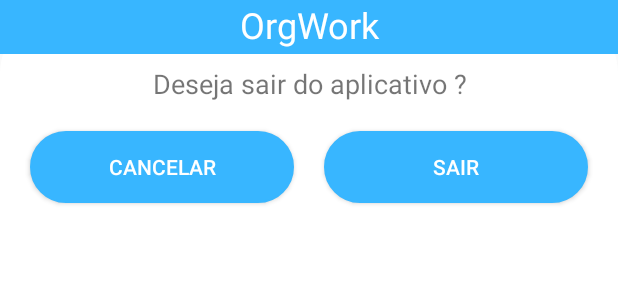
After one commit to cobuci/orgwork, an Android app: the layout alert_exit.xml on its own in the app's theme, with its tools: preview values and no code run, on a phone screen of 412 x 824 dp. The commit adds this screen. Shown: the top 300 px of the screen. Run offline under Robolectric (Android 15) with nearby library versions, the phone set to English and light mode, and no system bars.

Commit message:
Bug Correction

```diff
--- a/app/src/main/AndroidManifest.xml
+++ b/app/src/main/AndroidManifest.xml
@@ -7,6 +7,7 @@
 
     <application
         android:allowBackup="true"
+        android:windowSoftInputMode="stateVisible|adjustResize"
         android:fullBackupContent="true"
         android:icon="@mipmap/ic_launcher"
         android:label="@string/app_name"
--- a/app/src/main/java/Activity/Fragment/ProfileFragment.java
+++ b/app/src/main/java/Activity/Fragment/ProfileFragment.java
@@ -17,9 +17,11 @@ import com.orgwork.renewed.R;
 
 import Activity.SplashActivity;
 import Class.Conexao;
+import Class.Usuario;
 
 public class ProfileFragment extends Fragment {
 
+    private Usuario usuario;
     private FirebaseAuth auth;
     private FirebaseUser user;
     TextView email,name;
--- a/app/src/main/java/Activity/SplashActivity.java
+++ b/app/src/main/java/Activity/SplashActivity.java
@@ -30,7 +30,7 @@ public class SplashActivity extends AppCompatActivity {
         setContentView(R.layout.activity_splash);
 
         // Tempo do splash
-        int SPLASH_TIME_OUT = 2500;
+        int SPLASH_TIME_OUT = 1600;
 
         new Handler().postDelayed(new Runnable() {
             /*
--- /dev/null
+++ b/app/src/main/res/drawable-v24/button_alert.xml
@@ -0,0 +1,15 @@
+<shape xmlns:android="http://schemas.android.com/apk/res/android">
+    <solid
+        android:color="@color/colorPrimary"/>
+    <corners
+        android:radius="30dp" />
+    <padding
+        android:left="10dp"
+        android:top="10dp"
+        android:right="10dp"
+        android:bottom="10dp" />
+    <stroke
+        android:color="@color/colorPrimary"
+        android:width="1dp"
+        />
+</shape>
--- /dev/null
+++ b/app/src/main/res/drawable/background_alert.xml
@@ -0,0 +1,7 @@
+<shape xmlns:android="http://schemas.android.com/apk/res/android">
+    <solid
+        android:color="#fff"/>
+    <corners
+        android:radius="50dp" />
+
+</shape>
--- a/app/src/main/res/layout/activity_main.xml
+++ b/app/src/main/res/layout/activity_main.xml
@@ -1,5 +1,9 @@
 <?xml version="1.0" encoding="utf-8"?>
-<androidx.coordinatorlayout.widget.CoordinatorLayout xmlns:android="http://schemas.android.com/apk/res/android"
+
+
+<androidx.coordinatorlayout.widget.CoordinatorLayout
+
+    xmlns:android="http://schemas.android.com/apk/res/android"
     xmlns:app="http://schemas.android.com/apk/res-auto"
     xmlns:tools="http://schemas.android.com/tools"
     android:layout_width="match_parent"
--- /dev/null
+++ b/app/src/main/res/layout/alert_exit.xml
@@ -0,0 +1,60 @@
+<?xml version="1.0" encoding="utf-8"?>
+<RelativeLayout xmlns:android="http://schemas.android.com/apk/res/android"
+    xmlns:tools="http://schemas.android.com/tools"
+    android:layout_width="fill_parent"
+    android:layout_height="fill_parent"
+    android:background="@drawable/background_alert">
+
+    <TextView
+        android:id="@+id/textView3"
+        android:layout_width="match_parent"
+        android:layout_height="36dp"
+        android:background="@color/colorPrimary"
+        android:text="OrgWork"
+        android:textAlignment="center"
+        android:textColor="#FFFFFF"
+        android:textSize="24sp" />
+
+    <TextView
+        android:id="@+id/text"
+        android:layout_width="match_parent"
+        android:layout_height="40dp"
+        android:layout_below="@+id/textView3"
+        android:layout_marginTop="0dp"
+        android:gravity="fill_horizontal|fill_vertical"
+        android:text="Deseja sair do aplicativo ?"
+        android:textAlignment="center"
+        android:textSize="18sp"
+        tools:ignore="RtlCompat" />
+
+        <LinearLayout
+            android:layout_marginTop="1dp"
+            android:layout_below="@+id/text"
+            android:layout_width="match_parent"
+            android:orientation="horizontal"
+            android:layout_height="wrap_content"
+            android:layout_marginRight="10dp"
+            android:layout_marginLeft="10dp"
+            >
+
+            <Button
+                android:id="@+id/btn_Alert_Cancelar"
+                android:layout_width="0dp"
+                android:layout_weight="1"
+                android:layout_height="wrap_content"
+                android:textColor="#fff"
+                android:background="@drawable/button_alert"
+                android:layout_margin="10dp"
+                android:text="Cancelar"/>
+            <Button
+                android:id="@+id/btn_Alert_Sair"
+                android:layout_width="0dp"
+                android:layout_weight="1"
+                android:layout_margin="10dp"
+                android:textColor="#fff"
+                android:background="@drawable/button_alert"
+                android:layout_height="wrap_content"
+                android:text="Sair"/>
+
+        </LinearLayout>
+</RelativeLayout>
--- a/app/src/main/res/layout/login_sheet.xml
+++ b/app/src/main/res/layout/login_sheet.xml
@@ -1,5 +1,7 @@
 <?xml version="1.0" encoding="utf-8"?>
-<LinearLayout xmlns:android="http://schemas.android.com/apk/res/android"
+
+<LinearLayout
+    xmlns:android="http://schemas.android.com/apk/res/android"
     android:layout_width="match_parent"
     android:layout_height="450dp"
     xmlns:app="http://schemas.android.com/apk/res-auto"
--- a/build.gradle
+++ b/build.gradle
@@ -7,6 +7,7 @@ buildscript {
     dependencies {
         classpath "com.android.tools.build:gradle:4.0.0-beta01"
         classpath 'com.google.gms:google-services:4.3.3'
+        classpath 'com.google.firebase:firebase-crashlytics-gradle:2.0.0-beta02'
         // NOTE: Do not place your application dependencies here; they belong
         // in the individual module build.gradle files
     }
```
Also changed, not shown: app/build.gradle (+7 -0 lines), app/src/main/java/Activity/MainActivity.java (+57 -9 lines), app/src/main/java/Activity/RegisterActivity.java (+86 -17 lines), app/src/main/java/Class/Conexao.java (+32 -0 lines), app/src/main/java/Class/Usuario.java (added, +40 -0 lines), app/src/main/res/layout/activity_register.xml (+9 -1 lines).
